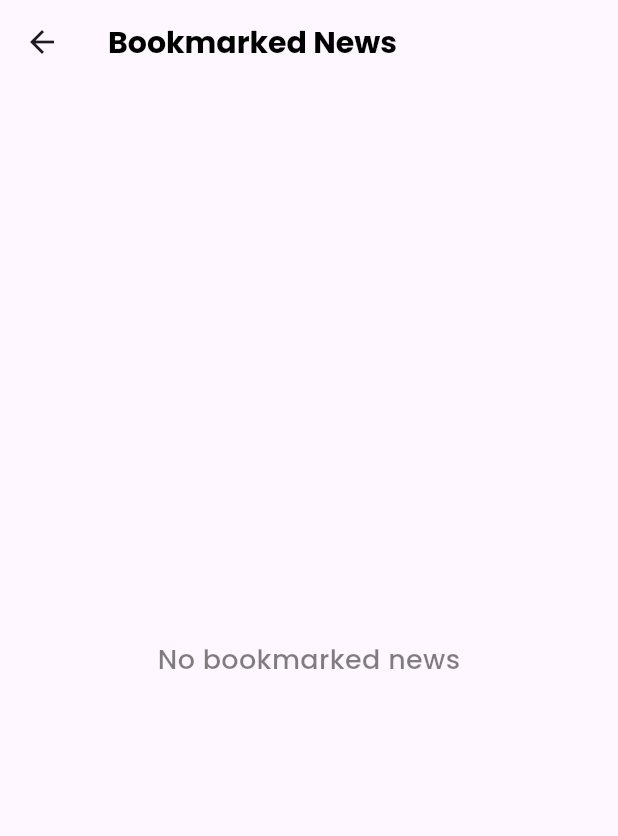
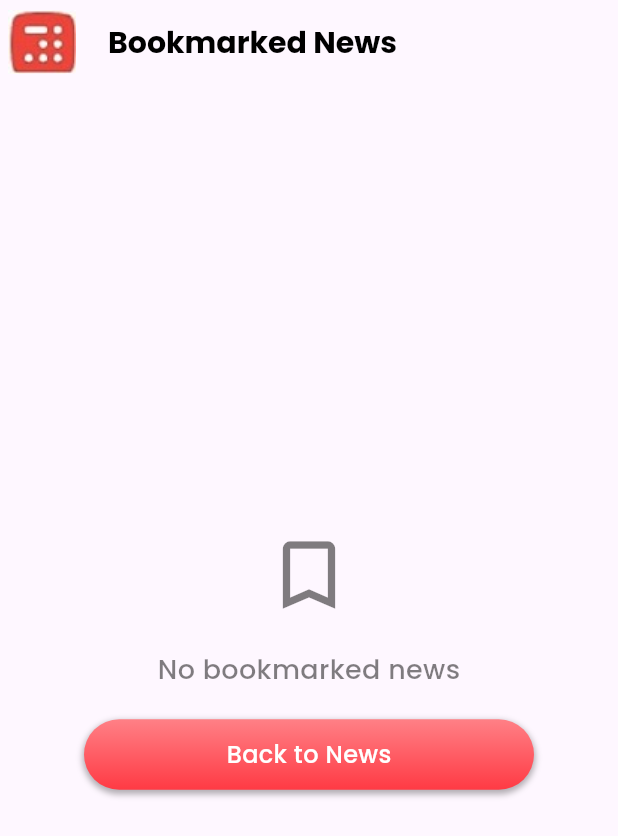
Before and after one commit to ChouguleAnkita13/Flutter_News_App, a Flutter app: the BookmarkedNewsScreen screen opened by its route, on a phone screen of 412 x 824 dp. Shown: the top 836 px of the screen. Run offline on Flutter 3.47's test engine with Material 3 defaults, Android fonts, the phone set to English and light mode, and no system bars; our stand-ins replace google_fonts; network calls fail.

Commit message:
back button and icon added

```diff
--- a/news_app/lib/view/screens/bookmarked_news_screen.dart
+++ b/news_app/lib/view/screens/bookmarked_news_screen.dart
@@ -17,6 +17,11 @@ class BookmarkedNewsScreen extends StatelessWidget {
 
     return Scaffold(
       appBar: AppBar(
+        leading: Image.asset(
+          "assets/images/logo.png",
+          height: 20,
+          width: 20,
+        ),
         title: Text(
           'Bookmarked News',
           style: GoogleFonts.poppins(
@@ -25,16 +30,67 @@ class BookmarkedNewsScreen extends StatelessWidget {
             fontSize: 20,
           ),
         ),
+        automaticallyImplyLeading: false,
       ),
-      body: bookmarkedNews.isEmpty // Show different UI based on whether there are bookmarked news or not
+      body: bookmarkedNews.isEmpty
           ? Center(
-              child: Text(
+              child: Column(
+                mainAxisAlignment: MainAxisAlignment.center,
+                children: [
+                  const Icon(
+                    Icons.bookmark_outline,
+                    size: 60,
+                    color: Color.fromRGBO(0, 0, 0, 0.5),
+                  ),
+                  const SizedBox(height: 20),
+                  Text(
                     'No bookmarked news',
                     style: GoogleFonts.poppins(
                       fontWeight: FontWeight.w500,
                       color: const Color.fromRGBO(0, 0, 0, 0.5),
                       fontSize: 18,
                     ),
+                  ),
+                  const SizedBox(height: 20),
+                   GestureDetector(
+                    onTap: (){
+                          Navigator.of(context).pushNamed("/home");
+                        },
+                    child: Container(
+                      width: 300,
+                      padding: const EdgeInsets.symmetric(vertical: 12),
+                      alignment: Alignment.center,
+                      decoration: BoxDecoration(
+                        borderRadius: BorderRadius.circular(30),
+                        gradient: const LinearGradient(
+                          colors: [
+                            Color.fromRGBO(255, 128, 134, 1),
+                            Color.fromRGBO(255, 58, 68, 1),
+                          ],
+                          begin: Alignment.topCenter,
+                          end: Alignment.bottomCenter,
+                        ),
+                        boxShadow: [
+                          BoxShadow(
+                            color: Colors.black.withOpacity(0.3),
+                            spreadRadius: 1,
+                            blurRadius: 3,
+                            offset:
+                                const Offset(0, 2), // changes position of shadow
+                          ),
+                        ],
+                      ),
+                      child: Text(
+                        'Back to News',
+                        style: GoogleFonts.poppins(
+                          fontWeight: FontWeight.w500,
+                          fontSize: 16,
+                          color: Colors.white,
+                        ),
+                      ),
+                    ),
+                  )
+                ],
               ),
             )
           : ListView.builder(
@@ -59,16 +115,16 @@ class BookmarkedNewsScreen extends StatelessWidget {
                     child: Stack(
                       children: [
                         Image.network(
-                          news.imageUrl!, // Display the news image
+                          news.imageUrl!,
                           fit: BoxFit.cover,
                           width: double.infinity,
                           height: 150,
                         ),
                         Positioned.fill(
                           child: BackdropFilter(
-                            filter: ImageFilter.blur(sigmaX: 1, sigmaY: 1), // Apply blur effect to the image
+                            filter: ImageFilter.blur(sigmaX: 1, sigmaY: 1),
                             child: Container(
-                              color: Colors.black.withOpacity(0.1), // Background color for the blurred area
+                              color: Colors.black.withOpacity(0.1),
                             ),
                           ),
                         ),
@@ -82,7 +138,7 @@ class BookmarkedNewsScreen extends StatelessWidget {
                             decoration: BoxDecoration(
                               gradient: LinearGradient(
                                 colors: [
-                                  Colors.black.withOpacity(0.6), // Gradient color for text background
+                                  Colors.black.withOpacity(0.6),
                                   Colors.transparent,
                                 ],
                                 begin: Alignment.bottomCenter,
@@ -94,7 +150,7 @@ class BookmarkedNewsScreen extends StatelessWidget {
                               mainAxisAlignment: MainAxisAlignment.spaceBetween,
                               children: [
                                 Text(
-                                  news.title!, // Display the news title
+                                  news.title!,
                                   style: GoogleFonts.poppins(
                                     fontWeight: FontWeight.w700,
                                     color: Colors.white,
@@ -104,10 +160,11 @@ class BookmarkedNewsScreen extends StatelessWidget {
                                   overflow: TextOverflow.ellipsis,
                                 ),
                                 Row(
-                                  mainAxisAlignment: MainAxisAlignment.spaceBetween,
+                                  mainAxisAlignment:
+                                      MainAxisAlignment.spaceBetween,
                                   children: [
                                     Text(
-                                      news.author ?? 'Unknown', // Display the news author or 'Unknown' if author is null
+                                      news.author ?? 'Unknown',
                                       style: GoogleFonts.poppins(
                                         fontWeight: FontWeight.w500,
                                         color: Colors.white70,
@@ -115,7 +172,7 @@ class BookmarkedNewsScreen extends StatelessWidget {
                                       ),
                                     ),
                                     Text(
-                                      news.date!, // Display the news date
+                                      news.date!,
                                       style: GoogleFonts.poppins(
                                         fontWeight: FontWeight.w500,
                                         color: Colors.white70,
```
Lines whose indentation alone changed are shown as unchanged.
